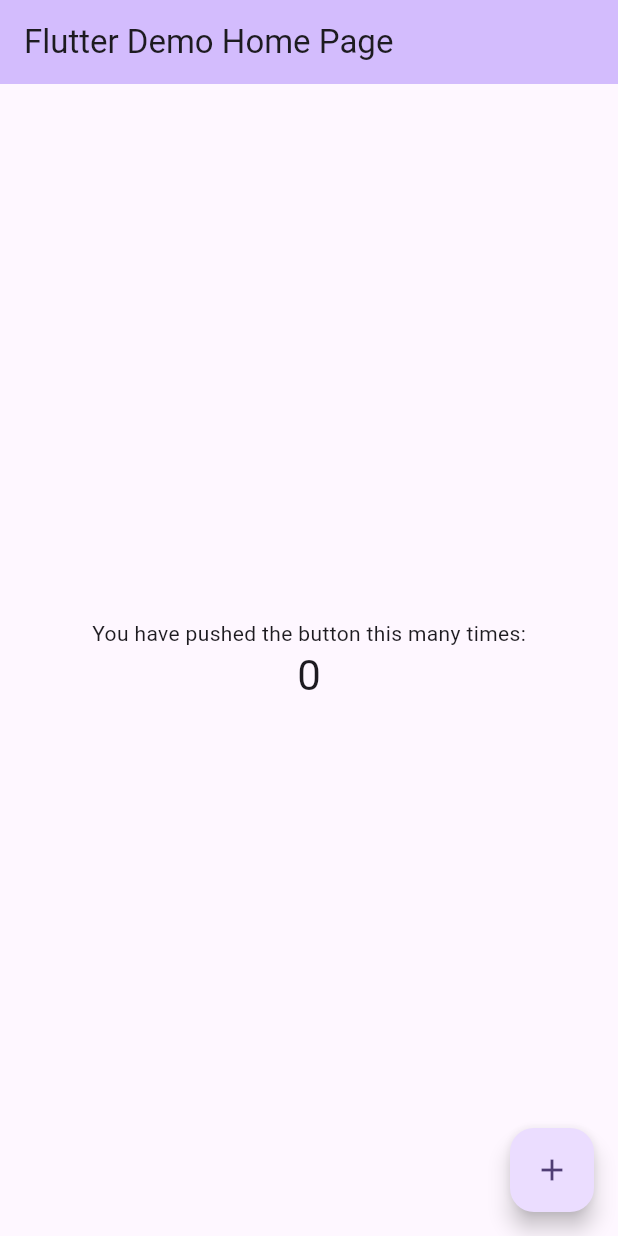
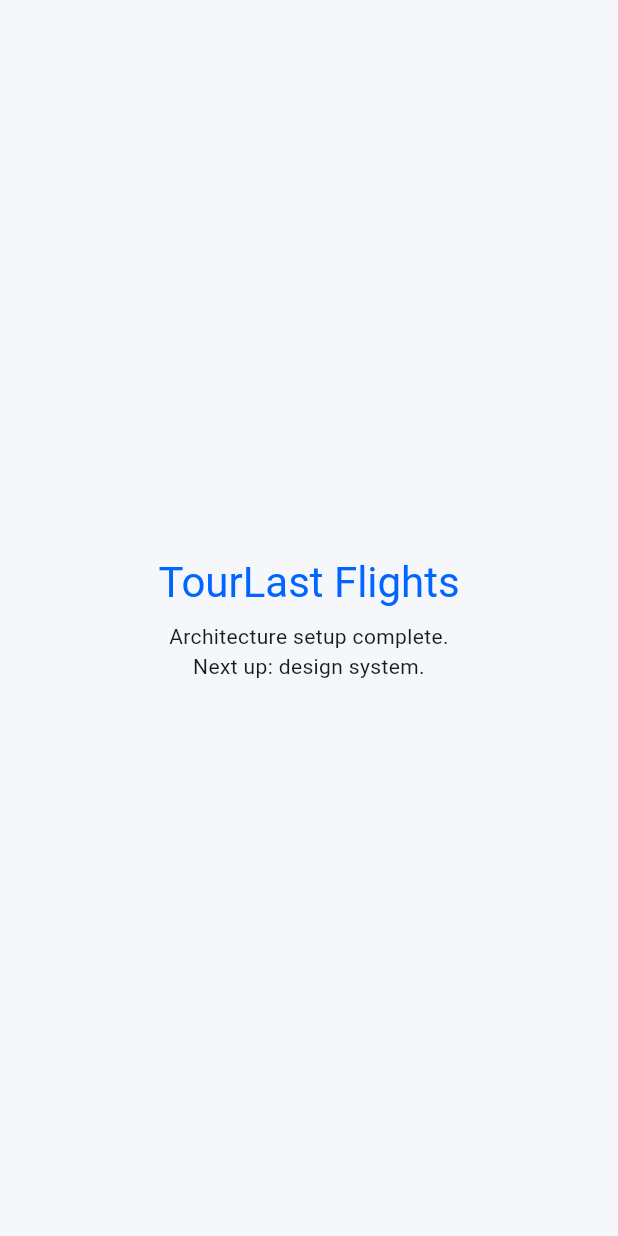
Before and after one commit to Cypherfelix/tourlast_app_demo, a Flutter app: the screen it shows after launch, on a phone screen of 412 x 824 dp. Run offline on Flutter 3.47's test engine with Material 3 defaults, Android fonts, the light colour scheme and no system bars; our stand-ins replace flutter_riverpod.

Commit message:
Update dependencies and refactor main application structure
- Updated pubspec.yaml to include new dependencies: flutter_riverpod, cached_network_image, lottie, dio, json_annotation, freezed_annotation, hive, and hive_flutter.
- Refactored main.dart to implement Riverpod for state management and simplified the app structure.
- Adjusted the app theme and home widget to reflect the new design.
- Updated GeneratedPluginRegistrant.swift to register new plugins for path_provider_foundation and sqflite_darwin.

```diff
--- /dev/null
+++ b/lib/core/theme/app_theme.dart
@@ -0,0 +1,22 @@
+import 'package:flutter/material.dart';
+
+class AppTheme {
+  AppTheme._();
+
+  static ThemeData get light {
+    const primaryColor = Color(0xFF0066FF);
+    const backgroundColor = Color(0xFFF5F7FB);
+
+    return ThemeData(
+      colorScheme: ColorScheme.fromSeed(
+        seedColor: primaryColor,
+        primary: primaryColor,
+        surface: Colors.white,
+        background: backgroundColor,
+        brightness: Brightness.light,
+      ),
+      scaffoldBackgroundColor: backgroundColor,
+      useMaterial3: true,
+    );
+  }
+}
--- a/lib/main.dart
+++ b/lib/main.dart
@@ -1,122 +1,53 @@
 import 'package:flutter/material.dart';
+import 'package:flutter_riverpod/flutter_riverpod.dart';
+
+import 'core/theme/app_theme.dart';
 
 void main() {
-  runApp(const MyApp());
+  runApp(const ProviderScope(child: TourLastApp()));
 }
 
-class MyApp extends StatelessWidget {
-  const MyApp({super.key});
+class TourLastApp extends StatelessWidget {
+  const TourLastApp({super.key});
 
-  // This widget is the root of your application.
   @override
   Widget build(BuildContext context) {
     return MaterialApp(
-      title: 'Flutter Demo',
-      theme: ThemeData(
-        // This is the theme of your application.
-        //
-        // TRY THIS: Try running your application with "flutter run". You'll see
-        // the application has a purple toolbar. Then, without quitting the app,
-        // try changing the seedColor in the colorScheme below to Colors.green
-        // and then invoke "hot reload" (save your changes or press the "hot
-        // reload" button in a Flutter-supported IDE, or press "r" if you used
-        // the command line to start the app).
-        //
-        // Notice that the counter didn't reset back to zero; the application
-        // state is not lost during the reload. To reset the state, use hot
-        // restart instead.
-        //
-        // This works for code too, not just values: Most code changes can be
-        // tested with just a hot reload.
-        colorScheme: ColorScheme.fromSeed(seedColor: Colors.deepPurple),
-      ),
-      home: const MyHomePage(title: 'Flutter Demo Home Page'),
+      title: 'TourLast Flights',
+      debugShowCheckedModeBanner: false,
+      theme: AppTheme.light,
+      home: const _PlaceholderHome(),
     );
   }
 }
 
-class MyHomePage extends StatefulWidget {
-  const MyHomePage({super.key, required this.title});
-
-  // This widget is the home page of your application. It is stateful, meaning
-  // that it has a State object (defined below) that contains fields that affect
-  // how it looks.
-
-  // This class is the configuration for the state. It holds the values (in this
-  // case the title) provided by the parent (in this case the App widget) and
-  // used by the build method of the State. Fields in a Widget subclass are
-  // always marked "final".
-
-  final String title;
-
-  @override
-  State<MyHomePage> createState() => _MyHomePageState();
-}
-
-class _MyHomePageState extends State<MyHomePage> {
-  int _counter = 0;
-
-  void _incrementCounter() {
-    setState(() {
-      // This call to setState tells the Flutter framework that something has
-      // changed in this State, which causes it to rerun the build method below
-      // so that the display can reflect the updated values. If we changed
-      // _counter without calling setState(), then the build method would not be
-      // called again, and so nothing would appear to happen.
-      _counter++;
-    });
-  }
+class _PlaceholderHome extends StatelessWidget {
+  const _PlaceholderHome();
 
   @override
   Widget build(BuildContext context) {
-    // This method is rerun every time setState is called, for instance as done
-    // by the _incrementCounter method above.
-    //
-    // The Flutter framework has been optimized to make rerunning build methods
-    // fast, so that you can just rebuild anything that needs updating rather
-    // than having to individually change instances of widgets.
     return Scaffold(
-      appBar: AppBar(
-        // TRY THIS: Try changing the color here to a specific color (to
-        // Colors.amber, perhaps?) and trigger a hot reload to see the AppBar
-        // change color while the other colors stay the same.
-        backgroundColor: Theme.of(context).colorScheme.inversePrimary,
-        // Here we take the value from the MyHomePage object that was created by
-        // the App.build method, and use it to set our appbar title.
-        title: Text(widget.title),
-      ),
-      body: Center(
-        // Center is a layout widget. It takes a single child and positions it
-        // in the middle of the parent.
-        child: Column(
-          // Column is also a layout widget. It takes a list of children and
-          // arranges them vertically. By default, it sizes itself to fit its
-          // children horizontally, and tries to be as tall as its parent.
-          //
-          // Column has various properties to control how it sizes itself and
-          // how it positions its children. Here we use mainAxisAlignment to
-          // center the children vertically; the main axis here is the vertical
-          // axis because Columns are vertical (the cross axis would be
-          // horizontal).
-          //
-          // TRY THIS: Invoke "debug painting" (choose the "Toggle Debug Paint"
-          // action in the IDE, or press "p" in the console), to see the
-          // wireframe for each widget.
-          mainAxisAlignment: MainAxisAlignment.center,
-          children: <Widget>[
-            const Text('You have pushed the button this many times:'),
-            Text(
-              '$_counter',
-              style: Theme.of(context).textTheme.headlineMedium,
-            ),
-          ],
+      body: SafeArea(
+        child: Center(
+          child: Column(
+            mainAxisSize: MainAxisSize.min,
+            children: [
+              Text(
+                'TourLast Flights',
+                style: Theme.of(context).textTheme.headlineMedium?.copyWith(
+                  color: Theme.of(context).colorScheme.primary,
+                ),
+              ),
+              const SizedBox(height: 8),
+              Text(
+                'Architecture setup complete.\nNext up: design system.',
+                textAlign: TextAlign.center,
+                style: Theme.of(context).textTheme.bodyMedium,
+              ),
+            ],
+          ),
         ),
       ),
-      floatingActionButton: FloatingActionButton(
-        onPressed: _incrementCounter,
-        tooltip: 'Increment',
-        child: const Icon(Icons.add),
-      ), // This trailing comma makes auto-formatting nicer for build methods.
     );
   }
 }
```
Also changed, not shown: pubspec.yaml (+20 -5 lines), pubspec.lock, 3 other files.
